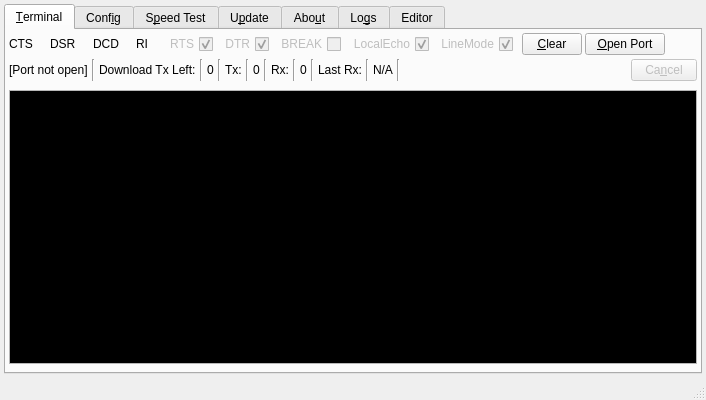
Before: the Qt Designer form UwxMainWindow.ui in LairdCP/UwTerminalX, drawn with Qt 5.
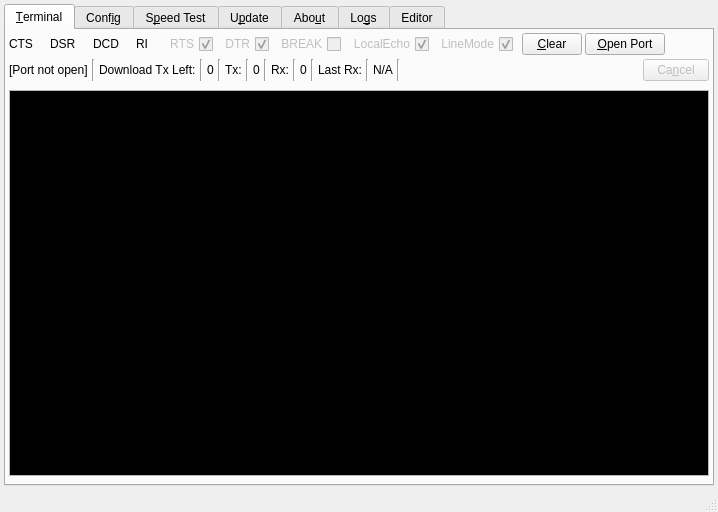
After: the same form once the commit is applied. The open tabs and pages were chosen to show the change. Icons and pictures are not drawn. Custom widgets are drawn as their Qt base class.

What changed in the file:
```diff
--- a/UwxMainWindow.ui
+++ b/UwxMainWindow.ui
@@ -6,8 +6,8 @@
    <rect>
     <x>0</x>
     <y>0</y>
-    <width>670</width>
-    <height>390</height>
+    <width>718</width>
+    <height>512</height>
    </rect>
   </property>
   <property name="sizePolicy">
@@ -372,6 +372,15 @@
                      </color>
                     </brush>
                    </colorrole>
+                   <colorrole role="PlaceholderText">
+                    <brush brushstyle="NoBrush">
+                     <color alpha="128">
+                      <red>255</red>
+                      <green>255</green>
+                      <blue>255</blue>
+                     </color>
+                    </brush>
+                   </colorrole>
                   </active>
                   <inactive>
                    <colorrole role="WindowText">
@@ -401,6 +410,15 @@
                      </color>
                     </brush>
                    </colorrole>
+                   <colorrole role="PlaceholderText">
+                    <brush brushstyle="NoBrush">
+                     <color alpha="128">
+                      <red>255</red>
+                      <green>255</green>
+                      <blue>255</blue>
+                     </color>
+                    </brush>
+                   </colorrole>
                   </inactive>
                   <disabled>
                    <colorrole role="WindowText">
@@ -430,6 +448,15 @@
                      </color>
                     </brush>
                    </colorrole>
+                   <colorrole role="PlaceholderText">
+                    <brush brushstyle="NoBrush">
+                     <color alpha="128">
+                      <red>255</red>
+                      <green>255</green>
+                      <blue>255</blue>
+                     </color>
+                    </brush>
+                   </colorrole>
                   </disabled>
                  </palette>
                 </property>
```
Left out of the diff: 32 changed lines with no effect on the pictures.
